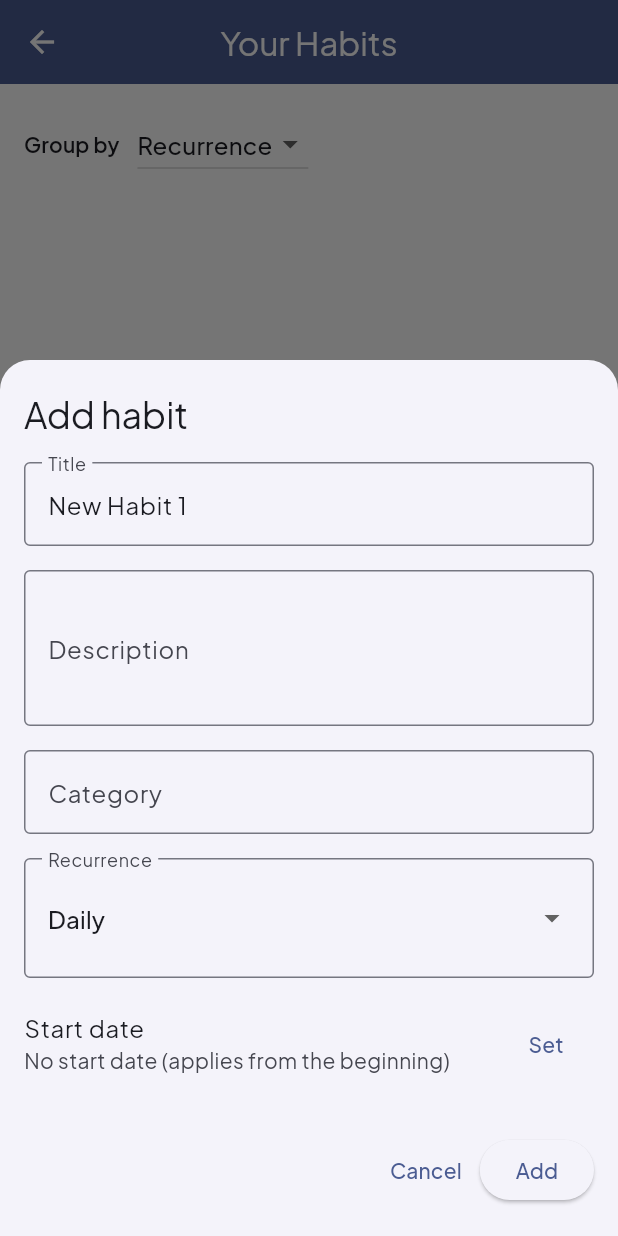
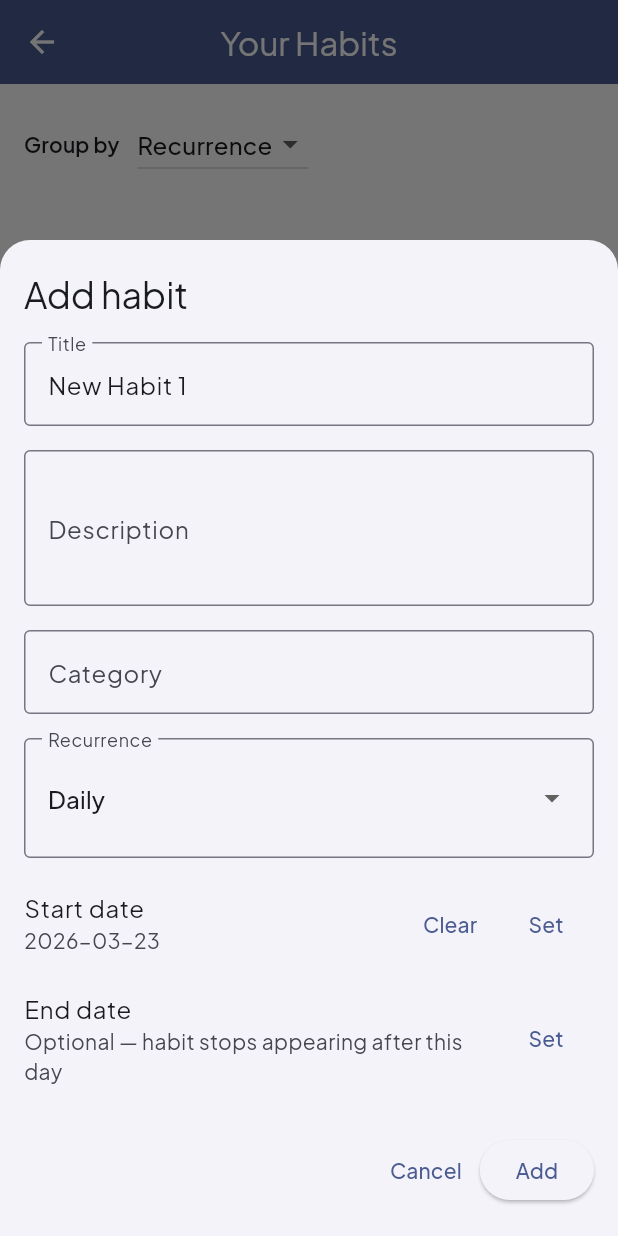
Before and after one commit to TeDand/aadat, a Flutter app: the HabitsPage screen opened directly, after a tap on the "add" icon, on a phone screen of 412 x 824 dp. Run offline on Flutter 3.47's test engine with Material 3 defaults, Android fonts, the light colour scheme and no system bars; our stand-ins replace google_fonts, shared_preferences, sqflite; accounts and stored records are empty.

Commit message:
bugfix editing habits

```diff
--- a/lib/data/repositories/habit_model.dart
+++ b/lib/data/repositories/habit_model.dart
@@ -29,12 +29,16 @@ DateTime weekStartForDate(DateTime date, {required bool weekStartsOnMonday}) {
   return d.subtract(Duration(days: daysFromSunday));
 }
 
-/// Whether [habit] is in effect on this calendar [date] (start date rule).
+/// Whether [habit] is in effect on this calendar [date] (start/end date rules).
 bool habitAppliesOnDate(Habit habit, DateTime date) {
   final d = habitDateOnly(date);
-  if (habit.startDate == null) return true;
-  final s = habitDateOnly(habit.startDate!);
-  return !d.isBefore(s);
+  if (habit.startDate != null && d.isBefore(habitDateOnly(habit.startDate!))) {
+    return false;
+  }
+  if (habit.endDate != null && d.isAfter(habitDateOnly(habit.endDate!))) {
+    return false;
+  }
+  return true;
 }
 
 /// Next title `New Habit N` after the highest `N` (or plain `New Habit` treated as 1).
@@ -68,6 +72,8 @@ class Habit {
   HabitRecurrence recurrence;
   /// First day this habit applies (optional). Compared as calendar dates only.
   DateTime? startDate;
+  /// Last day this habit applies (optional). Habit disappears from calendar after this date.
+  DateTime? endDate;
 
   Habit({
     this.id,
@@ -78,6 +84,7 @@ class Habit {
     this.category = '',
     this.recurrence = HabitRecurrence.daily,
     this.startDate,
+    this.endDate,
   });
 
   Habit copy({
@@ -90,6 +97,8 @@ class Habit {
     HabitRecurrence? recurrence,
     DateTime? startDate,
     bool clearStartDate = false,
+    DateTime? endDate,
+    bool clearEndDate = false,
   }) {
     return Habit(
       id: id ?? this.id,
@@ -100,6 +109,7 @@ class Habit {
       category: category ?? this.category,
       recurrence: recurrence ?? this.recurrence,
       startDate: clearStartDate ? null : (startDate ?? this.startDate),
+      endDate: clearEndDate ? null : (endDate ?? this.endDate),
     );
   }
 
@@ -112,6 +122,7 @@ class Habit {
     HabitFields.category: category,
     HabitFields.recurrence: recurrence.name,
     HabitFields.startDate: startDate != null ? _dateKeyForJson(startDate!) : null,
+    HabitFields.endDate: endDate != null ? _dateKeyForJson(endDate!) : null,
   };
 
   factory Habit.fromJson(Map<String, Object?> json) => Habit(
@@ -125,6 +136,7 @@ class Habit {
     category: (json[HabitFields.category] as String?) ?? '',
     recurrence: _parseRecurrence(json[HabitFields.recurrence] as String?),
     startDate: _parseStartDate(json[HabitFields.startDate] as String?),
+    endDate: _parseStartDate(json[HabitFields.endDate] as String?),
   );
 }
 
@@ -161,6 +173,7 @@ class HabitFields {
   static const String category = 'category';
   static const String recurrence = 'recurrence';
   static const String startDate = 'start_date';
+  static const String endDate = 'end_date';
 
   static const List<String> values = [
     id,
@@ -171,6 +184,7 @@ class HabitFields {
     category,
     recurrence,
     startDate,
+    endDate,
   ];
 }
 
@@ -195,7 +209,7 @@ class HabitDatabase {
     final path = '$databasePath/habits.db';
     return await openDatabase(
       path,
-      version: 3,
+      version: 4,
       onCreate: _createDatabase,
       onUpgrade: _upgradeDatabase,
     );
@@ -218,6 +232,12 @@ class HabitDatabase {
         ADD COLUMN ${HabitFields.startDate} TEXT
       ''');
     }
+    if (oldVersion < 4) {
+      await db.execute('''
+        ALTER TABLE ${HabitFields.tableName}
+        ADD COLUMN ${HabitFields.endDate} TEXT
+      ''');
+    }
   }
 
   Future<void> _createDatabase(Database db, int version) async {
@@ -230,7 +250,8 @@ class HabitDatabase {
           ${HabitFields.createdTime} ${HabitFields.textType},
           ${HabitFields.category} TEXT NOT NULL DEFAULT '',
           ${HabitFields.recurrence} TEXT NOT NULL DEFAULT 'daily',
-          ${HabitFields.startDate} TEXT
+          ${HabitFields.startDate} TEXT,
+          ${HabitFields.endDate} TEXT
         )
       ''');
   }
--- a/lib/ui/home/widgets/habits_list_view.dart
+++ b/lib/ui/home/widgets/habits_list_view.dart
@@ -289,6 +289,7 @@ class _HabitEditorSheetState extends State<_HabitEditorSheet> {
   late final FocusNode _categoryFocus;
   late HabitRecurrence _recurrence;
   DateTime? _startDate;
+  DateTime? _endDate;
 
   @override
   void initState() {
@@ -300,8 +301,12 @@ class _HabitEditorSheetState extends State<_HabitEditorSheet> {
     _categoryController = TextEditingController(text: widget.habit.category);
     _categoryFocus = FocusNode();
     _recurrence = widget.habit.recurrence;
+    // New habits default to starting today; existing habits keep their stored date.
     _startDate = widget.habit.startDate != null
         ? habitDateOnly(widget.habit.startDate!)
+        : (widget.isNew ? habitDateOnly(DateTime.now()) : null);
+    _endDate = widget.habit.endDate != null
+        ? habitDateOnly(widget.habit.endDate!)
         : null;
   }
 
@@ -424,38 +429,18 @@ class _HabitEditorSheetState extends State<_HabitEditorSheet> {
               ),
             ),
             const SizedBox(height: 8),
-            ListTile(
-              contentPadding: EdgeInsets.zero,
-              title: const Text('Start date'),
-              subtitle: Text(
-                _startDate == null
-                    ? 'No start date (applies from the beginning)'
-                    : '${_startDate!.year}-${_startDate!.month.toString().padLeft(2, '0')}-${_startDate!.day.toString().padLeft(2, '0')}',
-              ),
-              trailing: Row(
-                mainAxisSize: MainAxisSize.min,
-                children: [
-                  if (_startDate != null)
-                    TextButton(
-                      onPressed: () => setState(() => _startDate = null),
-                      child: const Text('Clear'),
-                    ),
-                  TextButton(
-                    onPressed: () async {
-                      final picked = await showDatePicker(
-                        context: context,
-                        initialDate: _startDate ?? DateTime.now(),
-                        firstDate: DateTime(2000),
-                        lastDate: DateTime(2100),
-                      );
-                      if (picked != null) {
-                        setState(() => _startDate = habitDateOnly(picked));
-                      }
-                    },
-                    child: const Text('Set'),
-                  ),
-                ],
-              ),
+            _DatePickerRow(
+              label: 'Start date',
+              date: _startDate,
+              onClear: () => setState(() => _startDate = null),
+              onSet: (d) => setState(() => _startDate = d),
+            ),
+            _DatePickerRow(
+              label: 'End date',
+              hint: 'Optional — habit stops appearing after this day',
+              date: _endDate,
+              onClear: () => setState(() => _endDate = null),
+              onSet: (d) => setState(() => _endDate = d),
             ),
             const SizedBox(height: 24),
             Row(
@@ -474,6 +459,8 @@ class _HabitEditorSheetState extends State<_HabitEditorSheet> {
                       recurrence: _recurrence,
                       startDate: _startDate,
                       clearStartDate: _startDate == null,
+                      endDate: _endDate,
+                      clearEndDate: _endDate == null,
                     );
                     final r = await widget.onCommit(updated);
                     if (!context.mounted) return;
@@ -493,3 +480,55 @@ class _HabitEditorSheetState extends State<_HabitEditorSheet> {
     );
   }
 }
+
+class _DatePickerRow extends StatelessWidget {
+  const _DatePickerRow({
+    required this.label,
+    this.hint,
+    required this.date,
+    required this.onClear,
+    required this.onSet,
+  });
+
+  final String label;
+  final String? hint;
+  final DateTime? date;
+  final VoidCallback onClear;
+  final void Function(DateTime) onSet;
+
+  String get _subtitle {
+    if (date == null) return hint ?? 'Not set';
+    return '${date!.year}-${date!.month.toString().padLeft(2, '0')}-${date!.day.toString().padLeft(2, '0')}';
+  }
+
+  @override
+  Widget build(BuildContext context) {
+    return ListTile(
+      contentPadding: EdgeInsets.zero,
+      title: Text(label),
+      subtitle: Text(_subtitle),
+      trailing: Row(
+        mainAxisSize: MainAxisSize.min,
+        children: [
+          if (date != null)
+            TextButton(
+              onPressed: onClear,
+              child: const Text('Clear'),
+            ),
+          TextButton(
+            onPressed: () async {
+              final picked = await showDatePicker(
+                context: context,
+                initialDate: date ?? DateTime.now(),
+                firstDate: DateTime(2000),
+                lastDate: DateTime(2100),
+              );
+              if (picked != null) onSet(habitDateOnly(picked));
+            },
+            child: const Text('Set'),
+          ),
+        ],
+      ),
+    );
+  }
+}
```
Also changed, not shown: lib/data/services/habit_completions.dart (+24 -32 lines), lib/ui/home/view_models/home_viewmodel.dart (+78 -2 lines), lib/ui/home/widgets/calendar_page.dart (+174 -90 lines), lib/ui/home/widgets/home_page.dart (+12 -18 lines).
